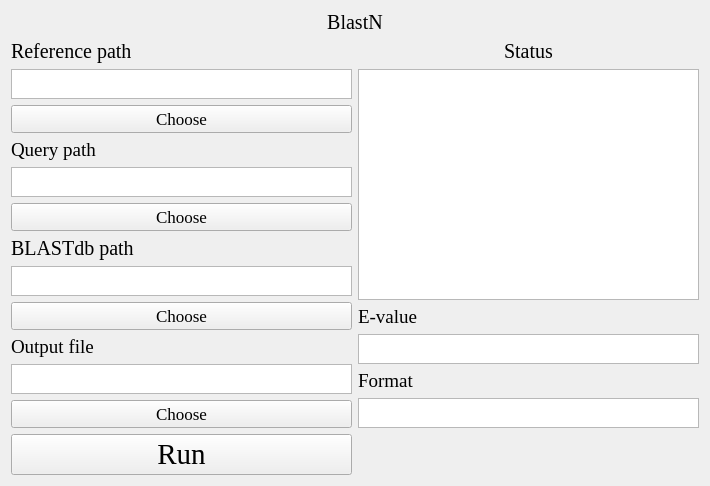
Qt form UI/BlastN.ui (hzaurzli/MicroWorldOmics) before a commit.
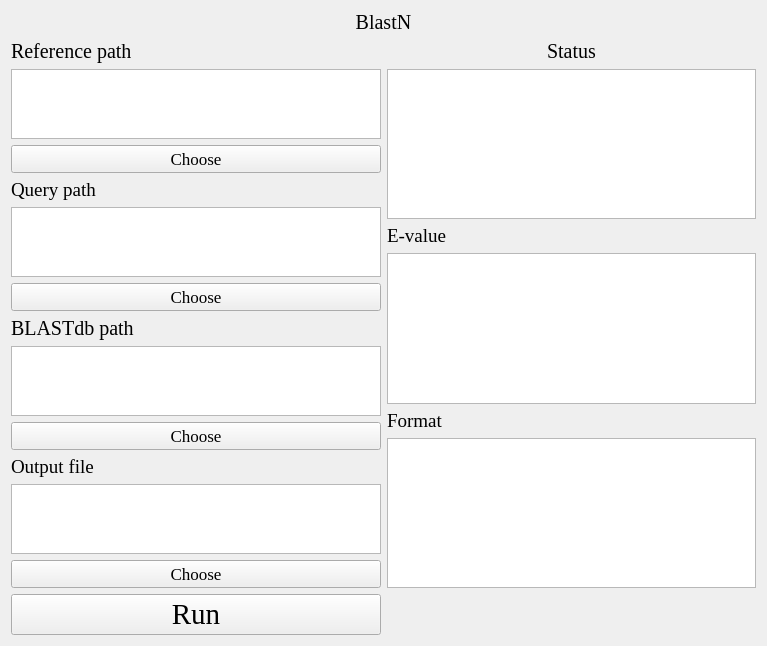
The same form after that commit. Icons and pictures are not drawn.

Patch:
```diff
--- a/UI/BlastN.ui
+++ b/UI/BlastN.ui
@@ -6,8 +6,8 @@
    <rect>
     <x>0</x>
     <y>0</y>
-    <width>710</width>
-    <height>479</height>
+    <width>767</width>
+    <height>643</height>
    </rect>
   </property>
   <property name="windowTitle">
@@ -90,7 +90,7 @@
      <item row="1" column="0">
       <widget class="QTextBrowser" name="textBrowser_2">
        <property name="sizePolicy">
-        <sizepolicy hsizetype="Expanding" vsizetype="Maximum">
+        <sizepolicy hsizetype="Expanding" vsizetype="Expanding">
          <horstretch>0</horstretch>
          <verstretch>0</verstretch>
         </sizepolicy>
@@ -98,7 +98,7 @@
        <property name="maximumSize">
         <size>
          <width>16777215</width>
-         <height>30</height>
+         <height>16777215</height>
         </size>
        </property>
        <property name="styleSheet">
@@ -125,7 +125,7 @@
      <item row="10" column="0">
       <widget class="QTextBrowser" name="textBrowser_5">
        <property name="sizePolicy">
-        <sizepolicy hsizetype="Expanding" vsizetype="Maximum">
+        <sizepolicy hsizetype="Expanding" vsizetype="Expanding">
          <horstretch>0</horstretch>
          <verstretch>0</verstretch>
         </sizepolicy>
@@ -133,7 +133,7 @@
        <property name="maximumSize">
         <size>
          <width>16777215</width>
-         <height>30</height>
+         <height>16777215</height>
         </size>
        </property>
        <property name="styleSheet">
@@ -144,7 +144,7 @@
      <item row="4" column="0">
       <widget class="QTextBrowser" name="textBrowser_3">
        <property name="sizePolicy">
-        <sizepolicy hsizetype="Expanding" vsizetype="Maximum">
+        <sizepolicy hsizetype="Expanding" vsizetype="Expanding">
          <horstretch>0</horstretch>
          <verstretch>0</verstretch>
         </sizepolicy>
@@ -152,7 +152,7 @@
        <property name="maximumSize">
         <size>
          <width>16777215</width>
-         <height>30</height>
+         <height>16777215</height>
         </size>
        </property>
        <property name="styleSheet">
@@ -202,7 +202,7 @@
      <item row="7" column="0">
       <widget class="QTextBrowser" name="textBrowser_4">
        <property name="sizePolicy">
-        <sizepolicy hsizetype="Expanding" vsizetype="Maximum">
+        <sizepolicy hsizetype="Expanding" vsizetype="Expanding">
          <horstretch>0</horstretch>
          <verstretch>0</verstretch>
         </sizepolicy>
@@ -210,7 +210,7 @@
        <property name="maximumSize">
         <size>
          <width>16777215</width>
-         <height>30</height>
+         <height>16777215</height>
         </size>
        </property>
        <property name="styleSheet">
@@ -238,7 +238,7 @@
      <item row="3" column="0">
       <widget class="QTextEdit" name="textEdit">
        <property name="sizePolicy">
-        <sizepolicy hsizetype="Expanding" vsizetype="Maximum">
+        <sizepolicy hsizetype="Expanding" vsizetype="Expanding">
          <horstretch>0</horstretch>
          <verstretch>0</verstretch>
         </sizepolicy>
@@ -246,7 +246,7 @@
        <property name="maximumSize">
         <size>
          <width>16777215</width>
-         <height>30</height>
+         <height>16777215</height>
         </size>
        </property>
        <property name="styleSheet">
@@ -330,7 +330,7 @@
      <item row="5" column="0">
       <widget class="QTextEdit" name="textEdit_2">
        <property name="sizePolicy">
-        <sizepolicy hsizetype="Expanding" vsizetype="Maximum">
+        <sizepolicy hsizetype="Expanding" vsizetype="Expanding">
          <horstretch>0</horstretch>
          <verstretch>0</verstretch>
         </sizepolicy>
@@ -338,7 +338,7 @@
        <property name="maximumSize">
         <size>
          <width>16777215</width>
-         <height>30</height>
+         <height>16777215</height>
         </size>
        </property>
        <property name="styleSheet">
```
